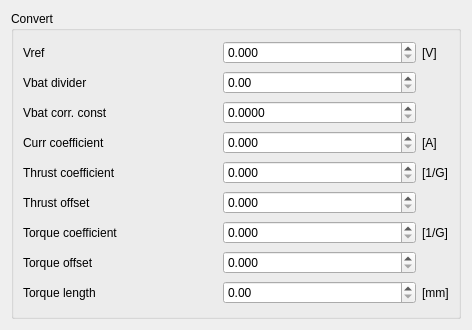
Qt form ThrustApp/src/form_cfg_convert.ui (jmajew/thrust_tool) before a commit.
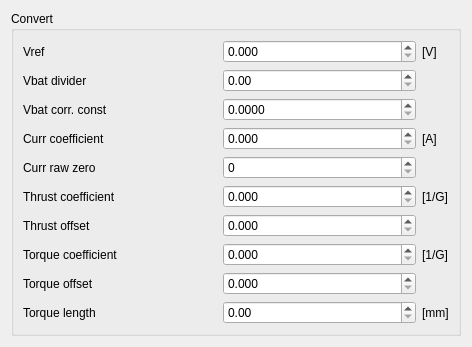
The same form after that commit.

The edit to the form file:
```diff
--- a/ThrustApp/src/form_cfg_convert.ui
+++ b/ThrustApp/src/form_cfg_convert.ui
@@ -7,7 +7,7 @@
     <x>0</x>
     <y>0</y>
     <width>472</width>
-    <height>330</height>
+    <height>343</height>
    </rect>
   </property>
   <property name="minimumSize">
@@ -19,7 +19,7 @@
   <property name="windowTitle">
    <string>Form</string>
   </property>
-  <layout class="QGridLayout" name="gridLayout">
+  <layout class="QGridLayout" name="gridLayout_2">
    <item row="0" column="0">
     <widget class="QGroupBox" name="groupBox">
      <property name="minimumSize">
@@ -31,7 +31,7 @@
      <property name="title">
       <string>Convert</string>
      </property>
-     <layout class="QGridLayout" name="gridLayout_2">
+     <layout class="QGridLayout" name="gridLayout">
       <item row="0" column="0">
        <widget class="QLabel" name="label">
         <property name="text">
@@ -148,13 +148,33 @@
        </widget>
       </item>
       <item row="4" column="0">
+       <widget class="QLabel" name="label_15">
+        <property name="text">
+         <string>Curr raw zero</string>
+        </property>
+       </widget>
+      </item>
+      <item row="4" column="1">
+       <widget class="QSpinBox" name="dspin_RawZero">
+        <property name="minimumSize">
+         <size>
+          <width>70</width>
+          <height>0</height>
+         </size>
+        </property>
+        <property name="maximum">
+         <number>4096</number>
+        </property>
+       </widget>
+      </item>
+      <item row="5" column="0">
        <widget class="QLabel" name="label_5">
         <property name="text">
          <string>Thrust coefficient</string>
         </property>
        </widget>
       </item>
-      <item row="4" column="1">
+      <item row="5" column="1">
        <widget class="QDoubleSpinBox" name="dspin_ThrustCoef">
         <property name="minimumSize">
          <size>
@@ -170,21 +190,21 @@
         </property>
        </widget>
       </item>
-      <item row="4" column="2">
+      <item row="5" column="2">
        <widget class="QLabel" name="label_13">
         <property name="text">
          <string>[1/G]</string>
         </property>
        </widget>
       </item>
-      <item row="5" column="0">
+      <item row="6" column="0">
        <widget class="QLabel" name="label_11">
         <property name="text">
          <string>Thrust offset</string>
         </property>
        </widget>
       </item>
-      <item row="5" column="1">
+      <item row="6" column="1">
        <widget class="QDoubleSpinBox" name="dspin_ThrustOff">
         <property name="minimumSize">
          <size>
@@ -200,14 +220,14 @@
         </property>
        </widget>
       </item>
-      <item row="6" column="0">
+      <item row="7" column="0">
        <widget class="QLabel" name="label_6">
         <property name="text">
          <string>Torque coefficient</string>
         </property>
        </widget>
       </item>
-      <item row="6" column="1">
+      <item row="7" column="1">
        <widget class="QDoubleSpinBox" name="dspin_TorqueCoef">
         <property name="minimumSize">
          <size>
@@ -223,21 +243,21 @@
         </property>
        </widget>
       </item>
-      <item row="6" column="2">
+      <item row="7" column="2">
        <widget class="QLabel" name="label_14">
         <property name="text">
          <string>[1/G]</string>
         </property>
        </widget>
       </item>
-      <item row="7" column="0">
+      <item row="8" column="0">
        <widget class="QLabel" name="label_10">
         <property name="text">
          <string>Torque offset</string>
         </property>
        </widget>
       </item>
-      <item row="7" column="1">
+      <item row="8" column="1">
        <widget class="QDoubleSpinBox" name="dspin_TorqueOff">
         <property name="minimumSize">
          <size>
@@ -253,14 +273,14 @@
         </property>
        </widget>
       </item>
-      <item row="8" column="0">
+      <item row="9" column="0">
        <widget class="QLabel" name="label_7">
         <property name="text">
          <string>Torque length</string>
         </property>
        </widget>
       </item>
-      <item row="8" column="1">
+      <item row="9" column="1">
        <widget class="QDoubleSpinBox" name="dspin_TroqueL">
         <property name="minimumSize">
          <size>
@@ -270,7 +290,7 @@
         </property>
        </widget>
       </item>
-      <item row="8" column="2">
+      <item row="9" column="2">
        <widget class="QLabel" name="label_4">
         <property name="text">
          <string>[mm]</string>
```
